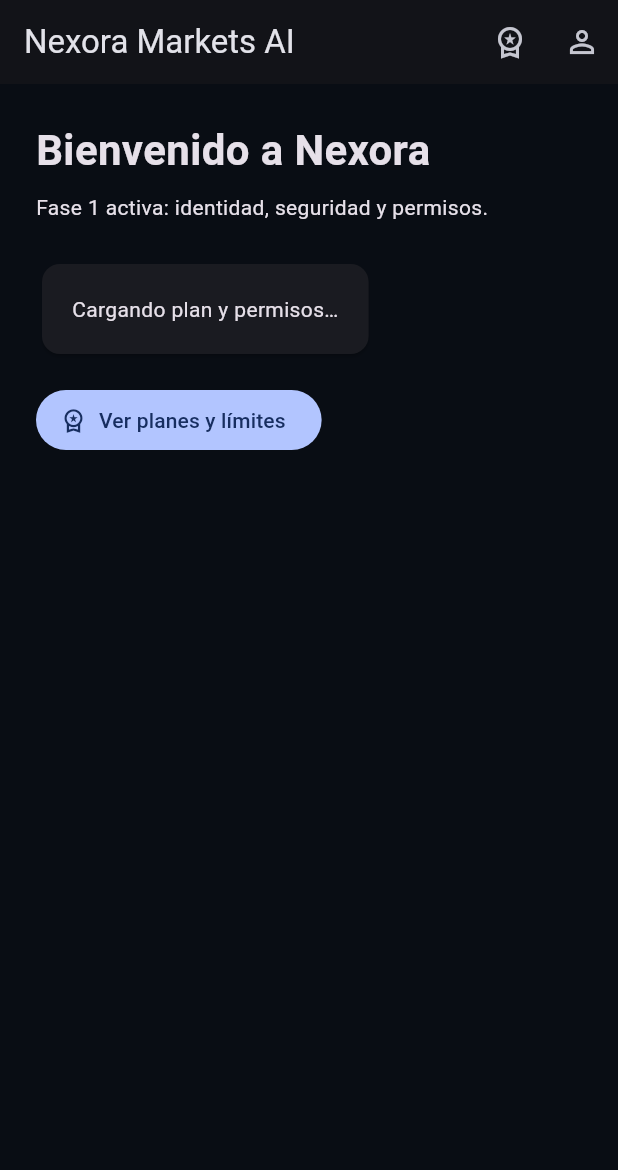
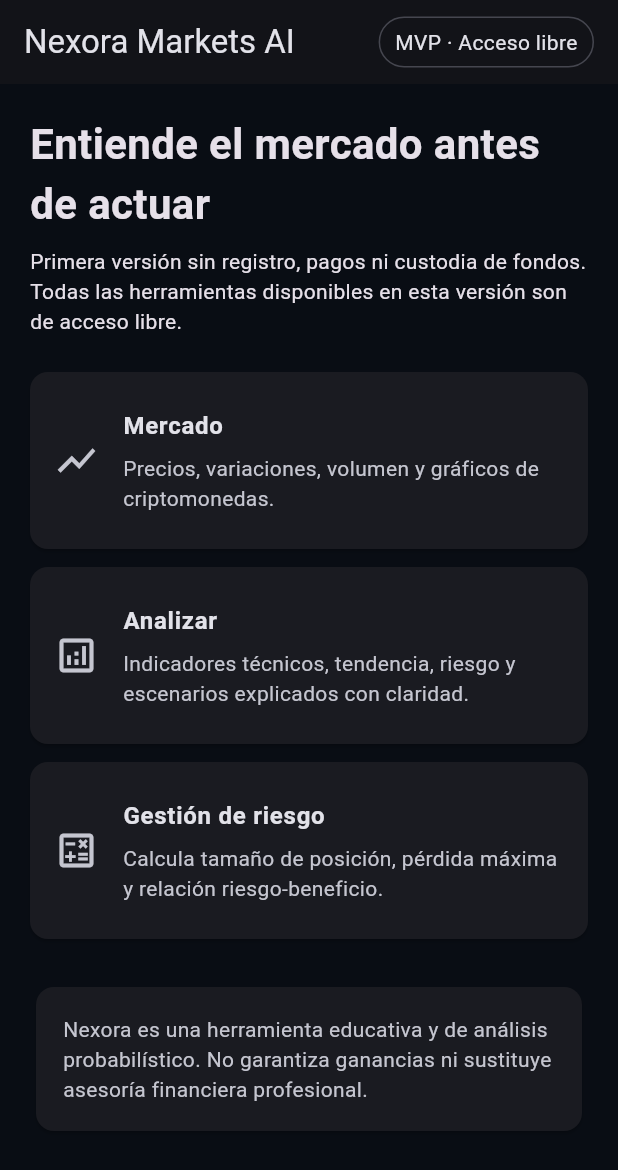
Before and after one commit to alonsoarancibia281-stack/Nexora, a Flutter app: the screen it shows after launch, on a phone screen of 412 x 824 dp. Shown: the top 1170 px of the screen. Run offline on Flutter 3.47's test engine with Material 3 defaults, Android fonts, the phone set to English and light mode, and no system bars; our stand-ins replace flutter_riverpod, go_router, shared_preferences, supabase_flutter; accounts and stored records are empty.

Commit message:
mvp: replace account home with guest market shell

```diff
--- a/lib/features/onboarding/presentation/home_screen.dart
+++ b/lib/features/onboarding/presentation/home_screen.dart
@@ -1,69 +1,89 @@
 import 'package:flutter/material.dart';
-import 'package:go_router/go_router.dart';
-import 'package:supabase_flutter/supabase_flutter.dart';
-import '../../subscriptions/data/entitlements_repository.dart';
 
 class HomeScreen extends StatelessWidget {
   const HomeScreen({super.key});
 
   @override
-  Widget build(BuildContext context) => FutureBuilder(
-        future: EntitlementsRepository(Supabase.instance.client).load(),
-        builder: (context, snapshot) {
-          final entitlements = snapshot.data;
-          final canAdmin = entitlements?.role == 'owner' && entitlements?.admin == true;
-          return Scaffold(
+  Widget build(BuildContext context) => Scaffold(
         appBar: AppBar(
           title: const Text('Nexora Markets AI'),
           actions: [
-                if (canAdmin)
-                  IconButton(
-                    tooltip: 'Administración',
-                    onPressed: () => context.go('/admin'),
-                    icon: const Icon(Icons.admin_panel_settings_outlined),
+            Padding(
+              padding: const EdgeInsets.only(right: 16),
+              child: Center(
+                child: Container(
+                  padding: const EdgeInsets.symmetric(horizontal: 10, vertical: 6),
+                  decoration: BoxDecoration(
+                    borderRadius: BorderRadius.circular(20),
+                    border: Border.all(color: Theme.of(context).colorScheme.outlineVariant),
                   ),
-                IconButton(
-                  tooltip: 'Planes',
-                  onPressed: () => context.go('/plans'),
-                  icon: const Icon(Icons.workspace_premium_outlined),
+                  child: const Text('MVP · Acceso libre'),
                 ),
-                IconButton(
-                  tooltip: 'Perfil y seguridad',
-                  onPressed: () => context.go('/profile'),
-                  icon: const Icon(Icons.person_outline),
+              ),
             ),
           ],
         ),
-            body: Padding(
-              padding: const EdgeInsets.all(24),
-              child: Column(crossAxisAlignment: CrossAxisAlignment.start, children: [
-                const Text('Bienvenido a Nexora', style: TextStyle(fontSize: 28, fontWeight: FontWeight.bold)),
+        body: SafeArea(
+          child: ListView(
+            padding: const EdgeInsets.all(20),
+            children: [
+              const Text(
+                'Entiende el mercado antes de actuar',
+                style: TextStyle(fontSize: 28, fontWeight: FontWeight.bold),
+              ),
               const SizedBox(height: 8),
-                const Text('Fase 1 activa: identidad, seguridad y permisos.'),
+              const Text(
+                'Primera versión sin registro, pagos ni custodia de fondos. Todas las herramientas disponibles en esta versión son de acceso libre.',
+              ),
               const SizedBox(height: 24),
-                Card(child: Padding(
-                  padding: const EdgeInsets.all(20),
-                  child: Text(entitlements == null
-                      ? 'Cargando plan y permisos…'
-                      : 'Plan: ${entitlements.plan} · Rol: ${entitlements.role}. Los permisos se validan en el servidor.'),
-                )),
+              const _InfoCard(
+                icon: Icons.show_chart,
+                title: 'Mercado',
+                description: 'Precios, variaciones, volumen y gráficos de criptomonedas.',
+              ),
+              const _InfoCard(
+                icon: Icons.analytics_outlined,
+                title: 'Analizar',
+                description: 'Indicadores técnicos, tendencia, riesgo y escenarios explicados con claridad.',
+              ),
+              const _InfoCard(
+                icon: Icons.calculate_outlined,
+                title: 'Gestión de riesgo',
+                description: 'Calcula tamaño de posición, pérdida máxima y relación riesgo-beneficio.',
+              ),
               const SizedBox(height: 16),
-                FilledButton.icon(
-                  onPressed: () => context.go('/plans'),
-                  icon: const Icon(Icons.workspace_premium_outlined),
-                  label: const Text('Ver planes y límites'),
+              Card(
+                child: Padding(
+                  padding: const EdgeInsets.all(18),
+                  child: Text(
+                    'Nexora es una herramienta educativa y de análisis probabilístico. No garantiza ganancias ni sustituye asesoría financiera profesional.',
+                    style: TextStyle(color: Theme.of(context).colorScheme.onSurfaceVariant),
                   ),
-                if (canAdmin) ...[
-                  const SizedBox(height: 12),
-                  OutlinedButton.icon(
-                    onPressed: () => context.go('/admin'),
-                    icon: const Icon(Icons.admin_panel_settings_outlined),
-                    label: const Text('Abrir panel administrativo'),
+                ),
               ),
             ],
-              ]),
+          ),
         ),
       );
-        },
+}
+
+class _InfoCard extends StatelessWidget {
+  const _InfoCard({required this.icon, required this.title, required this.description});
+  final IconData icon;
+  final String title;
+  final String description;
+
+  @override
+  Widget build(BuildContext context) => Card(
+        margin: const EdgeInsets.only(bottom: 12),
+        child: ListTile(
+          contentPadding: const EdgeInsets.all(16),
+          leading: Icon(icon, size: 30),
+          title: Text(title, style: const TextStyle(fontWeight: FontWeight.w700)),
+          subtitle: Padding(
+            padding: const EdgeInsets.only(top: 6),
+            child: Text(description),
+          ),
+        ),
       );
 }
```
Lines whose indentation alone changed are shown as unchanged.
